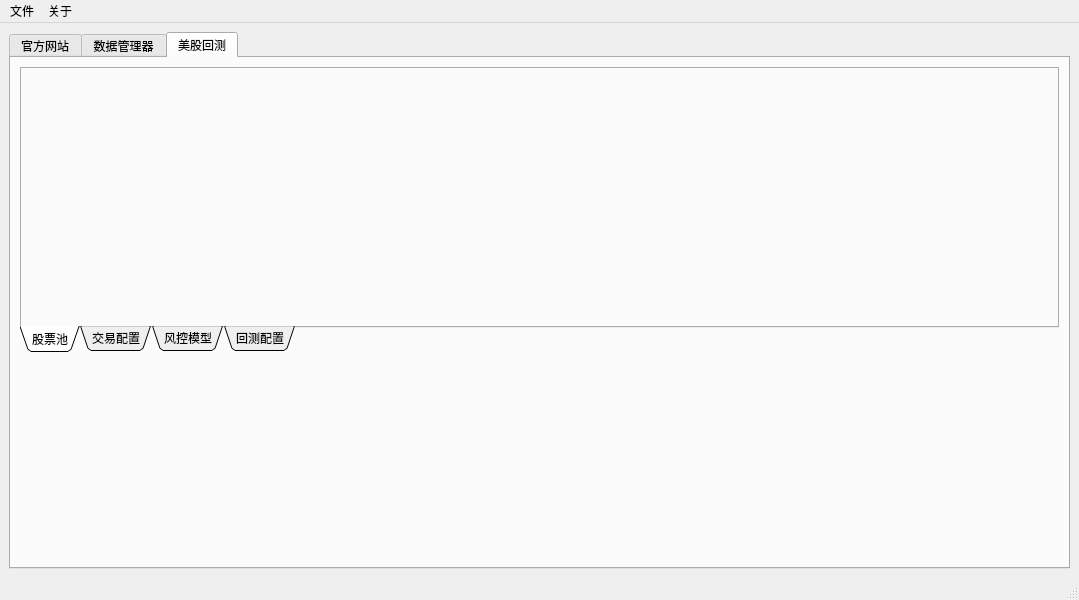
Before: the Qt Designer form quant/gui/ui/mainwindow.ui in ailabx/ailabx, drawn with Qt 5.
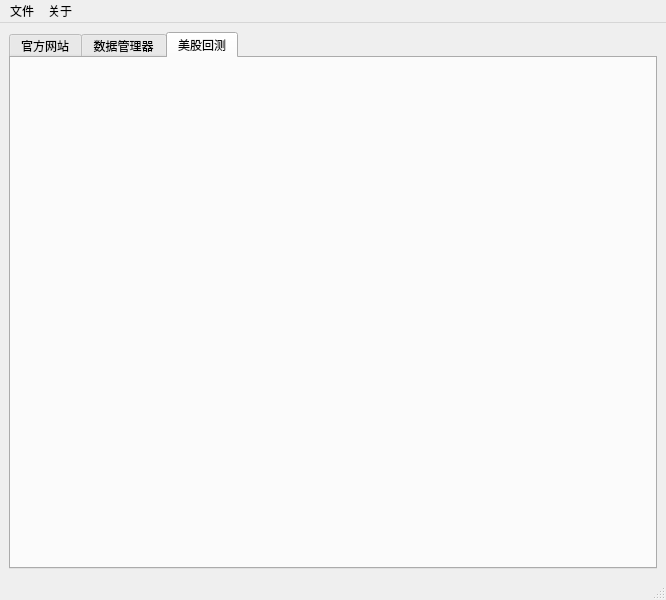
After: the same form once the commit is applied.

```diff
--- a/quant/gui/ui/mainwindow.ui
+++ b/quant/gui/ui/mainwindow.ui
@@ -6,7 +6,7 @@
    <rect>
     <x>0</x>
     <y>0</y>
-    <width>1079</width>
+    <width>666</width>
     <height>600</height>
    </rect>
   </property>
@@ -91,69 +91,21 @@
         <string>美股回测</string>
        </attribute>
        <layout class="QVBoxLayout" name="verticalLayout_2">
-        <item>
-         <widget class="QTabWidget" name="tabWidget">
-          <property name="tabPosition">
-           <enum>QTabWidget::South</enum>
-          </property>
-          <property name="tabShape">
-           <enum>QTabWidget::Triangular</enum>
-          </property>
-          <property name="currentIndex">
-           <number>0</number>
-          </property>
-          <widget class="QWidget" name="tab_2">
-           <attribute name="title">
-            <string>股票池</string>
-           </attribute>
-           <layout class="QHBoxLayout" name="horizontalLayout_4">
-            <item>
-             <layout class="QVBoxLayout" name="vl_stocks"/>
-            </item>
-           </layout>
-          </widget>
-          <widget class="QWidget" name="tab_5">
-           <attribute name="title">
-            <string>交易配置</string>
-           </attribute>
-           <layout class="QHBoxLayout" name="horizontalLayout_5">
-            <item>
-             <layout class="QVBoxLayout" name="vl_trade"/>
-            </item>
-           </layout>
-          </widget>
-          <widget class="QWidget" name="tab_6">
-           <attribute name="title">
-            <string>风控模型</string>
-           </attribute>
-          </widget>
-          <widget class="QWidget" name="tab">
-           <attribute name="title">
-            <string>回测配置</string>
-           </attribute>
-           <layout class="QVBoxLayout" name="verticalLayout_4">
-            <item>
-             <layout class="QVBoxLayout" name="vl_basic"/>
-            </item>
-           </layout>
-          </widget>
-         </widget>
-        </item>
         <item>
          <widget class="QWidget" name="widget_2" native="true">
-          <property name="minimumSize">
-           <size>
-            <width>0</width>
-            <height>200</height>
-           </size>
-          </property>
           <layout class="QHBoxLayout" name="horizontalLayout_2">
            <item>
-            <layout class="QVBoxLayout" name="vl_results"/>
+            <layout class="QVBoxLayout" name="vl_top_left" stretch=""/>
+           </item>
+           <item>
+            <layout class="QVBoxLayout" name="vl_top_right"/>
            </item>
           </layout>
          </widget>
         </item>
+        <item>
+         <layout class="QVBoxLayout" name="vl_results"/>
+        </item>
        </layout>
       </widget>
      </widget>
@@ -165,7 +117,7 @@
     <rect>
      <x>0</x>
      <y>0</y>
-     <width>1079</width>
+     <width>666</width>
      <height>23</height>
     </rect>
    </property>
```
